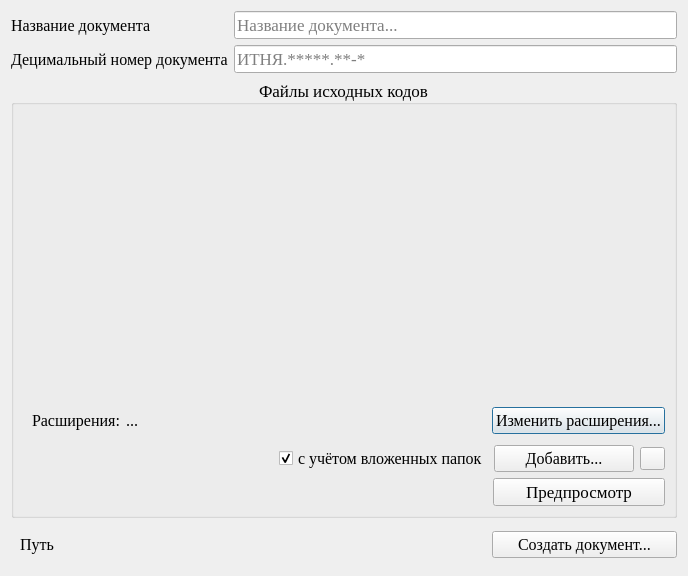
First picture: the form in ui_files/ishod_w.ui, repository MargaritaLipatova/Prorgams-text-to-docx, before the edit.
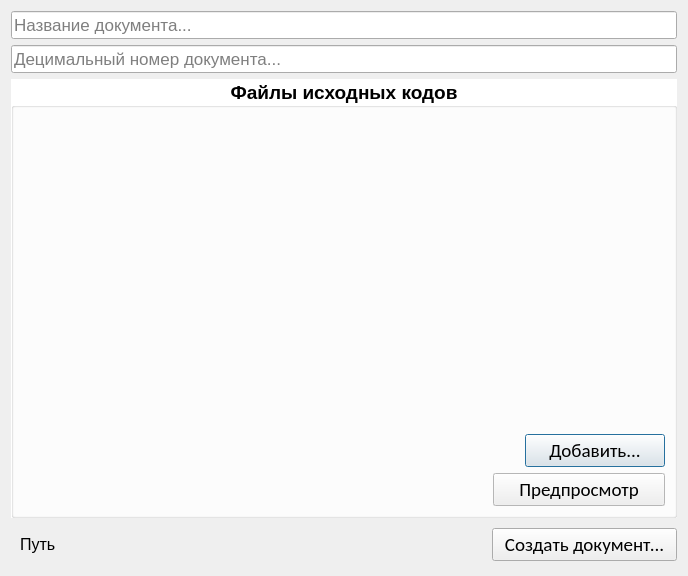
Second picture: the form after the edit. Icons and pictures are not drawn.

The edit to the form file:
```diff
--- a/ui_files/ishod_w.ui
+++ b/ui_files/ishod_w.ui
@@ -12,7 +12,7 @@
   </property>
   <property name="font">
    <font>
-    <family>Times New Roman</family>
+    <family>Arial</family>
     <pointsize>13</pointsize>
    </font>
   </property>
@@ -26,27 +26,6 @@
   <layout class="QVBoxLayout" name="verticalLayout_2">
    <item>
     <layout class="QHBoxLayout" name="horizontalLayout_3">
-     <item>
-      <widget class="QLabel" name="label_NameFile">
-       <property name="minimumSize">
-        <size>
-         <width>217</width>
-         <height>0</height>
-        </size>
-       </property>
-       <property name="font">
-        <font>
-         <pointsize>12</pointsize>
-        </font>
-       </property>
-       <property name="toolTip">
-        <string/>
-       </property>
-       <property name="text">
-        <string>Название документа</string>
-       </property>
-      </widget>
-     </item>
      <item>
       <widget class="QLineEdit" name="lineEdit_NameFile">
        <property name="text">
@@ -61,25 +40,13 @@
    </item>
    <item>
     <layout class="QHBoxLayout" name="horizontalLayout_4">
-     <item>
-      <widget class="QLabel" name="label_NameDocx">
-       <property name="font">
-        <font>
-         <pointsize>12</pointsize>
-        </font>
-       </property>
-       <property name="text">
-        <string>Децимальный номер документа</string>
-       </property>
-      </widget>
-     </item>
      <item>
       <widget class="QLineEdit" name="lineEdit_NameDocx">
        <property name="text">
         <string/>
        </property>
        <property name="placeholderText">
-        <string>ИТНЯ.*****.**-*</string>
+        <string>Децимальный номер документа...</string>
        </property>
       </widget>
      </item>
@@ -87,11 +54,80 @@
    </item>
    <item>
     <widget class="QGroupBox" name="groupBox_IshodCode">
+     <property name="palette">
+      <palette>
+       <active>
+        <colorrole role="Base">
+         <brush brushstyle="SolidPattern">
+          <color alpha="255">
+           <red>255</red>
+           <green>255</green>
+           <blue>255</blue>
+          </color>
+         </brush>
+        </colorrole>
+        <colorrole role="Window">
+         <brush brushstyle="SolidPattern">
+          <color alpha="255">
+           <red>255</red>
+           <green>255</green>
+           <blue>255</blue>
+          </color>
+         </brush>
+        </colorrole>
+       </active>
+       <inactive>
+        <colorrole role="Base">
+         <brush brushstyle="SolidPattern">
+          <color alpha="255">
+           <red>255</red>
+           <green>255</green>
+           <blue>255</blue>
+          </color>
+         </brush>
+        </colorrole>
+        <colorrole role="Window">
+         <brush brushstyle="SolidPattern">
+          <color alpha="255">
+           <red>255</red>
+           <green>255</green>
+           <blue>255</blue>
+          </color>
+         </brush>
+        </colorrole>
+       </inactive>
+       <disabled>
+        <colorrole role="Base">
+         <brush brushstyle="SolidPattern">
+          <color alpha="255">
+           <red>255</red>
+           <green>255</green>
+           <blue>255</blue>
+          </color>
+         </brush>
+        </colorrole>
+        <colorrole role="Window">
+         <brush brushstyle="SolidPattern">
+          <color alpha="255">
+           <red>255</red>
+           <green>255</green>
+           <blue>255</blue>
+          </color>
+         </brush>
+        </colorrole>
+       </disabled>
+      </palette>
+     </property>
      <property name="font">
       <font>
-       <pointsize>13</pointsize>
+       <pointsize>14</pointsize>
+       <weight>75</weight>
+       <bold>true</bold>
       </font>
      </property>
+     <property name="autoFillBackground">
+      <bool>true</bool>
+     </property>
      <property name="title">
       <string>Файлы исходных кодов</string>
      </property>
@@ -100,72 +136,15 @@
      </property>
      <layout class="QVBoxLayout" name="verticalLayout">
       <item>
-       <widget class="QWidget" name="widget_SourceCodeFiles" native="true"/>
-      </item>
-      <item>
-       <layout class="QHBoxLayout" name="horizontalLayout">
-        <item>
-         <widget class="QWidget" name="wStatusExtensions" native="true">
-          <layout class="QHBoxLayout" name="horizontalLayout_7">
-           <item>
-            <widget class="QLabel" name="label_Extensions">
-             <property name="font">
-              <font>
-               <pointsize>12</pointsize>
-              </font>
-             </property>
-             <property name="text">
-              <string>Расширения:</string>
-             </property>
-            </widget>
-           </item>
-           <item>
-            <widget class="QLabel" name="label_changeEx">
-             <property name="sizePolicy">
-              <sizepolicy hsizetype="Expanding" vsizetype="Preferred">
-               <horstretch>0</horstretch>
-               <verstretch>0</verstretch>
-              </sizepolicy>
-             </property>
-             <property name="font">
-              <font>
-               <pointsize>12</pointsize>
-              </font>
-             </property>
-             <property name="text">
-              <string>...</string>
-             </property>
-            </widget>
-           </item>
-          </layout>
-         </widget>
-        </item>
-        <item>
-         <spacer name="horizontalSpacer_3">
-          <property name="orientation">
-           <enum>Qt::Horizontal</enum>
-          </property>
-          <property name="sizeHint" stdset="0">
-           <size>
-            <width>40</width>
-            <height>20</height>
-           </size>
-          </property>
-         </spacer>
-        </item>
-        <item>
-         <widget class="QPushButton" name="pBtn_ChangeEx">
-          <property name="font">
-           <font>
-            <pointsize>12</pointsize>
-           </font>
-          </property>
-          <property name="text">
-           <string>Изменить расширения...</string>
-          </property>
-         </widget>
-        </item>
-       </layout>
+       <widget class="QWidget" name="widget_SourceCodeFiles" native="true">
+        <property name="font">
+         <font>
+          <pointsize>13</pointsize>
+          <weight>50</weight>
+          <bold>false</bold>
+         </font>
+        </property>
+       </widget>
       </item>
       <item>
        <layout class="QHBoxLayout" name="horizontalLayout_2">
@@ -182,21 +161,6 @@
           </property>
          </spacer>
         </item>
-        <item>
-         <widget class="QCheckBox" name="checkBox_FolderNesting">
-          <property name="font">
-           <font>
-            <pointsize>12</pointsize>
-           </font>
-          </property>
-          <property name="text">
-           <string>с учётом вложенных папок</string>
-          </property>
-          <property name="checked">
-           <bool>true</bool>
-          </property>
-         </widget>
-        </item>
         <item>
          <widget class="QPushButton" name="pBtn_AddFilesInFolder">
           <property name="minimumSize">
@@ -213,7 +177,10 @@
           </property>
           <property name="font">
            <font>
-            <pointsize>12</pointsize>
+            <family>Calibri</family>
+            <pointsize>14</pointsize>
+            <weight>50</weight>
+            <bold>false</bold>
            </font>
           </property>
           <property name="text">
@@ -221,40 +188,6 @@
           </property>
          </widget>
         </item>
-        <item>
-         <widget class="QPushButton" name="pBtn_UpdateTable">
-          <property name="minimumSize">
-           <size>
-            <width>25</width>
-            <height>0</height>
-           </size>
-          </property>
-          <property name="maximumSize">
-           <size>
-            <width>25</width>
-            <height>16777215</height>
-           </size>
-          </property>
-          <property name="font">
-           <font>
-            <pointsize>10</pointsize>
-           </font>
-          </property>
-          <property name="toolTip">
-           <string>Обновить таблицу</string>
-          </property>
-          <property name="whatsThis">
-           <string/>
-          </property>
-          <property name="text">
-           <string/>
-          </property>
-          <property name="icon">
-           <iconset resource="../resources.qrc">
-            <normaloff>:/icon/icon/folder_refresh_icon.ico</normaloff>:/icon/icon/folder_refresh_icon.ico</iconset>
-          </property>
-         </widget>
-        </item>
        </layout>
       </item>
       <item>
@@ -286,6 +219,81 @@
             <height>16777215</height>
            </size>
           </property>
+          <property name="palette">
+           <palette>
+            <active>
+             <colorrole role="Base">
+              <brush brushstyle="SolidPattern">
+               <color alpha="255">
+                <red>255</red>
+                <green>255</green>
+                <blue>255</blue>
+               </color>
+              </brush>
+             </colorrole>
+             <colorrole role="Window">
+              <brush brushstyle="SolidPattern">
+               <color alpha="255">
+                <red>255</red>
+                <green>255</green>
+                <blue>255</blue>
+               </color>
+              </brush>
+             </colorrole>
+            </active>
+            <inactive>
+             <colorrole role="Base">
+              <brush brushstyle="SolidPattern">
+               <color alpha="255">
+                <red>255</red>
+                <green>255</green>
+                <blue>255</blue>
+               </color>
+              </brush>
+             </colorrole>
+             <colorrole role="Window">
+              <brush brushstyle="SolidPattern">
+               <color alpha="255">
+                <red>255</red>
+                <green>255</green>
+                <blue>255</blue>
+               </color>
+              </brush>
+             </colorrole>
+            </inactive>
+            <disabled>
+             <colorrole role="Base">
+              <brush brushstyle="SolidPattern">
+               <color alpha="255">
+                <red>255</red>
+                <green>255</green>
+                <blue>255</blue>
+               </color>
+              </brush>
+             </colorrole>
+             <colorrole role="Window">
+              <brush brushstyle="SolidPattern">
+               <color alpha="255">
+                <red>255</red>
+                <green>255</green>
+                <blue>255</blue>
+               </color>
+              </brush>
+             </colorrole>
+            </disabled>
+           </palette>
+          </property>
+          <property name="font">
+           <font>
+            <family>Calibri</family>
+            <pointsize>14</pointsize>
+            <weight>50</weight>
+            <bold>false</bold>
+           </font>
+          </property>
+          <property name="autoFillBackground">
+           <bool>true</bool>
+          </property>
           <property name="text">
            <string>Предпросмотр</string>
           </property>
@@ -356,7 +364,10 @@
        </property>
        <property name="font">
         <font>
-         <pointsize>12</pointsize>
+         <family>Calibri</family>
+         <pointsize>14</pointsize>
+         <weight>50</weight>
+         <bold>false</bold>
         </font>
        </property>
        <property name="text">
```
